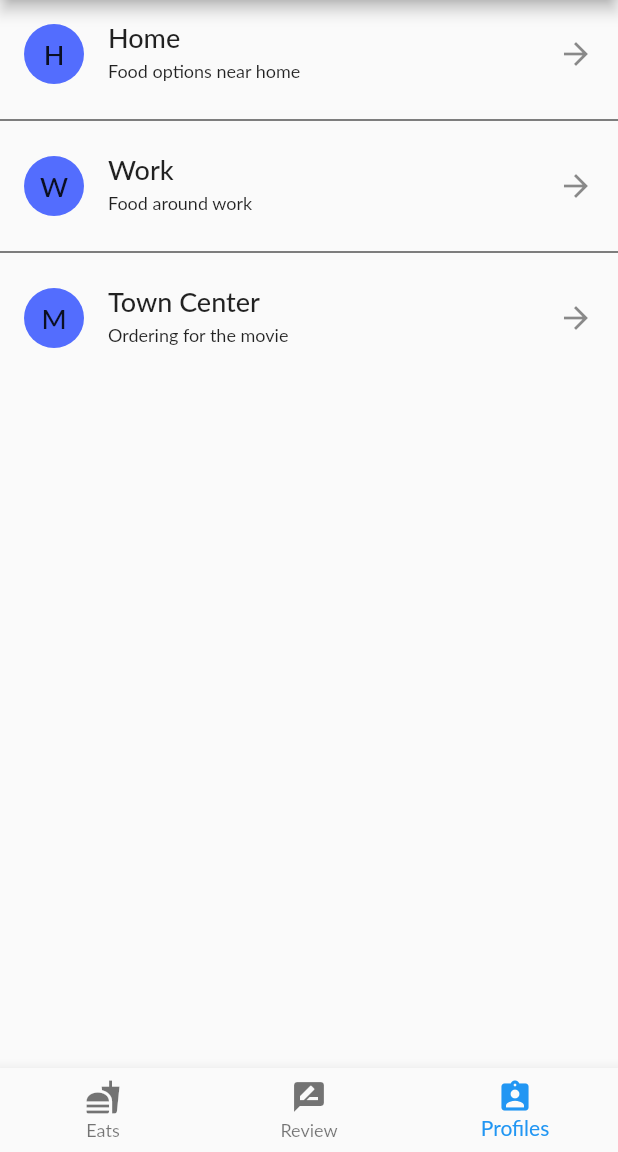
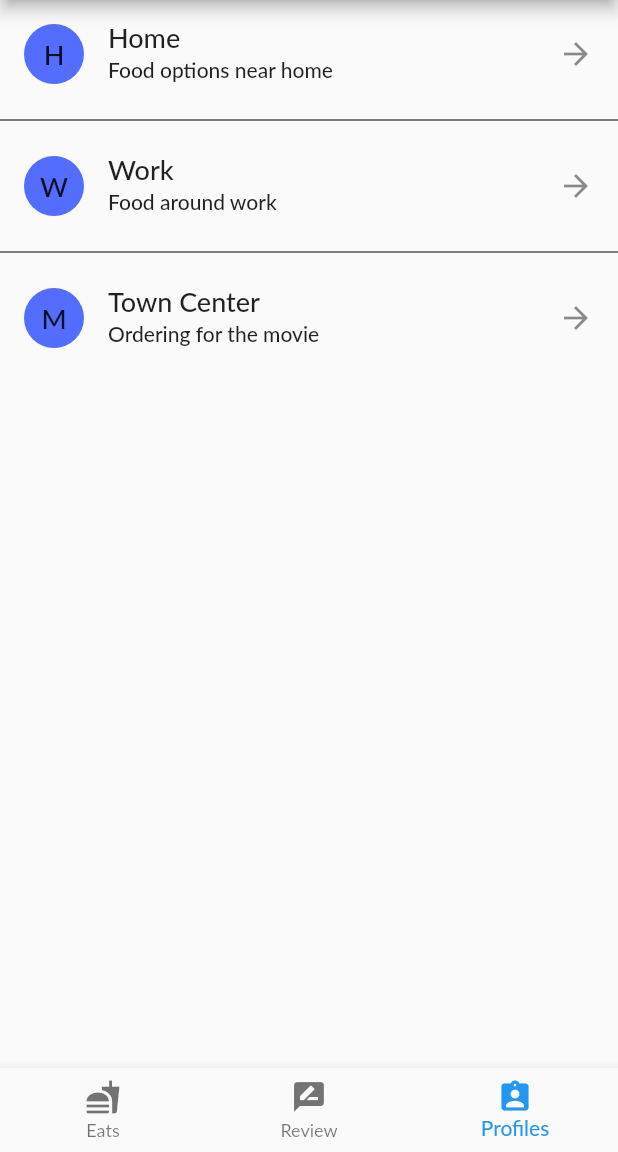
Before and after one commit to i8out/pinoy-ready-to-eat-app, a Flutter app: the Feature screen opened directly, item 3 of the bottom bar chosen, on a phone screen of 412 x 824 dp, the part 84-1236 px from its top. Run offline on Flutter 3.47's test engine with Material 2 defaults, Android fonts, the phone set to English and light mode, and no system bars; drawn by our look-alikes of flutter_slidable; our stand-ins replace flutter_bloc, flutter_speed_dial; Roboto replaces fonts that are missing (Lato); statements that could not run were skipped; project files that could hold a hidden picture were left out.

Commit message:
tested on Api 29

```diff
--- a/flutter_app/lib/pages/profile.dart
+++ b/flutter_app/lib/pages/profile.dart
@@ -50,7 +50,7 @@ class Profile extends StatelessWidget {
             ),
             subtitle: Text(
               '${profiles[index]['subcaption']}',
-              style: Theme.of(context).textTheme.subtitle1,
+              style: Theme.of(context).textTheme.bodyText1,
             ),
             trailing: Icon(Icons.arrow_forward),
           ),
--- a/flutter_app/lib/pages/selectmeals.dart
+++ b/flutter_app/lib/pages/selectmeals.dart
@@ -103,7 +103,7 @@ class _SelectMeals extends State<SelectMeals> {
                             backgroundColor: Colors.white,
                             title: Text(
                               'tap & tap on item to order, reset if needed',
-                              style: Theme.of(context).textTheme.subtitle1,
+                              style: Theme.of(context).textTheme.bodyText1,
                             ),
                           ),
                           SliverGrid(
```
